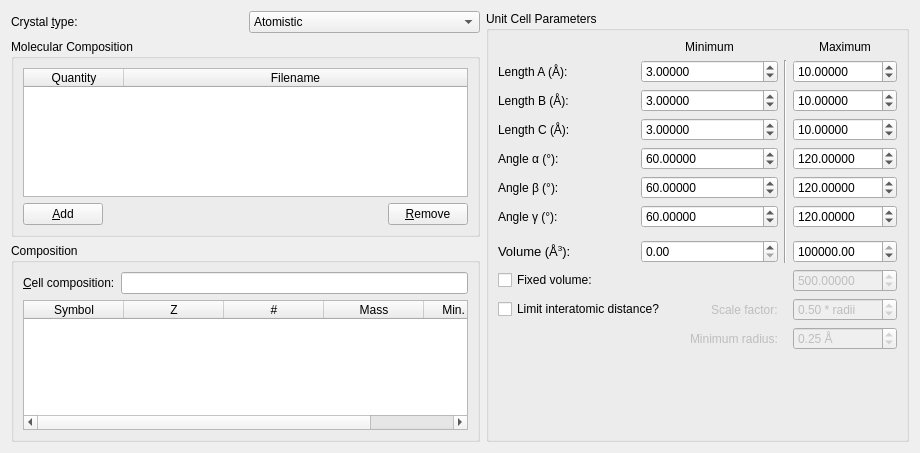
Old version of the form src/xtalopt/ui/tab_init.ui in the repository xtalopt/XtalOpt.
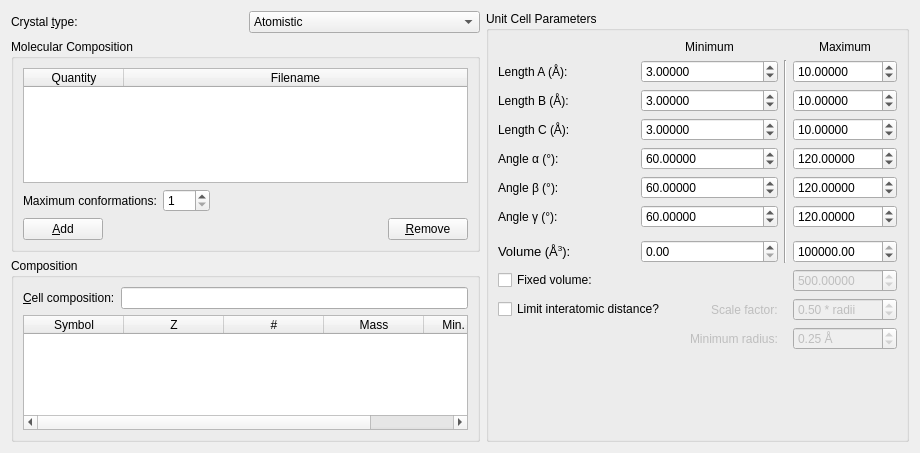
New version of the form.

Commit message: Make maximum number of conformers configurable.

Diff of the .ui file:
```diff
--- a/src/xtalopt/ui/tab_init.ui
+++ b/src/xtalopt/ui/tab_init.ui
@@ -659,6 +659,43 @@
         </column>
        </widget>
       </item>
+      <item>
+       <layout class="QHBoxLayout" name="horizontalLayout_4">
+        <item>
+         <widget class="QLabel" name="label_13">
+          <property name="text">
+           <string>Maximum conformations:</string>
+          </property>
+         </widget>
+        </item>
+        <item>
+         <widget class="QSpinBox" name="spin_maxConf">
+          <property name="toolTip">
+           <string>&lt;html&gt;&lt;head/&gt;&lt;body&gt;Maxmium number of conformations to find for each molecular component&lt;br&gt;&lt;br&gt;These are randomly selected during random structure generation and used in the &amp;quot;Reconf&amp;quot; operator.&lt;/body&gt;&lt;/html&gt;</string>
+          </property>
+          <property name="minimum">
+           <number>1</number>
+          </property>
+          <property name="maximum">
+           <number>100</number>
+          </property>
+         </widget>
+        </item>
+        <item>
+         <spacer name="horizontalSpacer_4">
+          <property name="orientation">
+           <enum>Qt::Horizontal</enum>
+          </property>
+          <property name="sizeHint" stdset="0">
+           <size>
+            <width>40</width>
+            <height>20</height>
+           </size>
+          </property>
+         </spacer>
+        </item>
+       </layout>
+      </item>
       <item>
        <layout class="QHBoxLayout" name="horizontalLayout_5">
         <item>
```
The commit also changes 1 other file.
